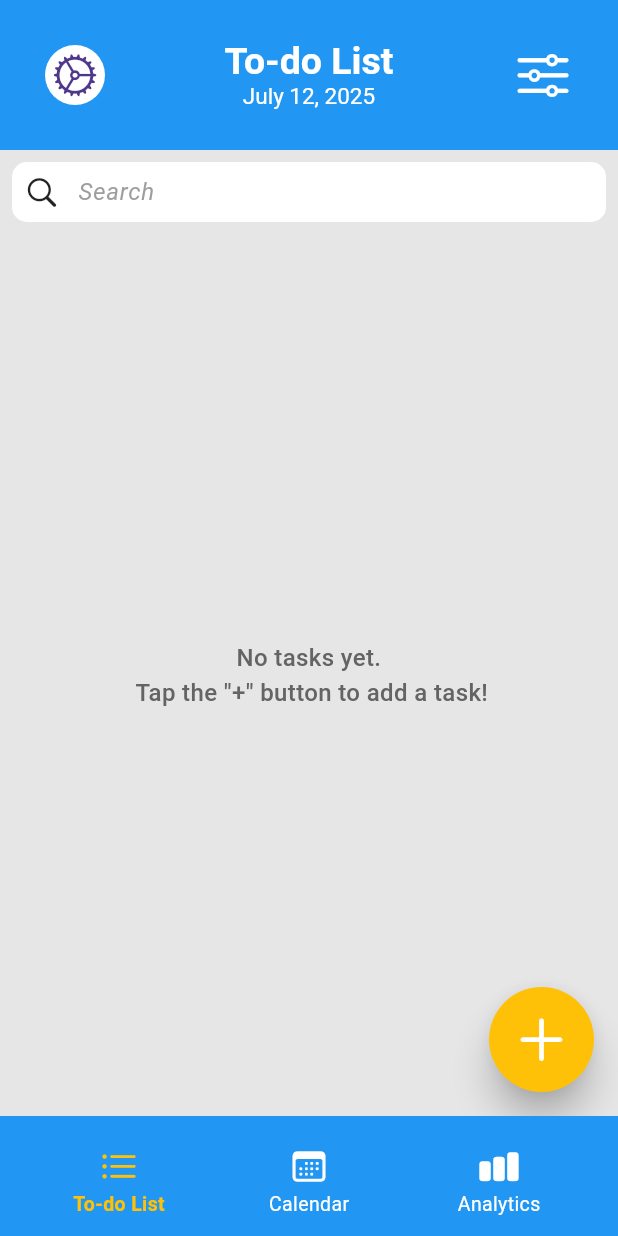
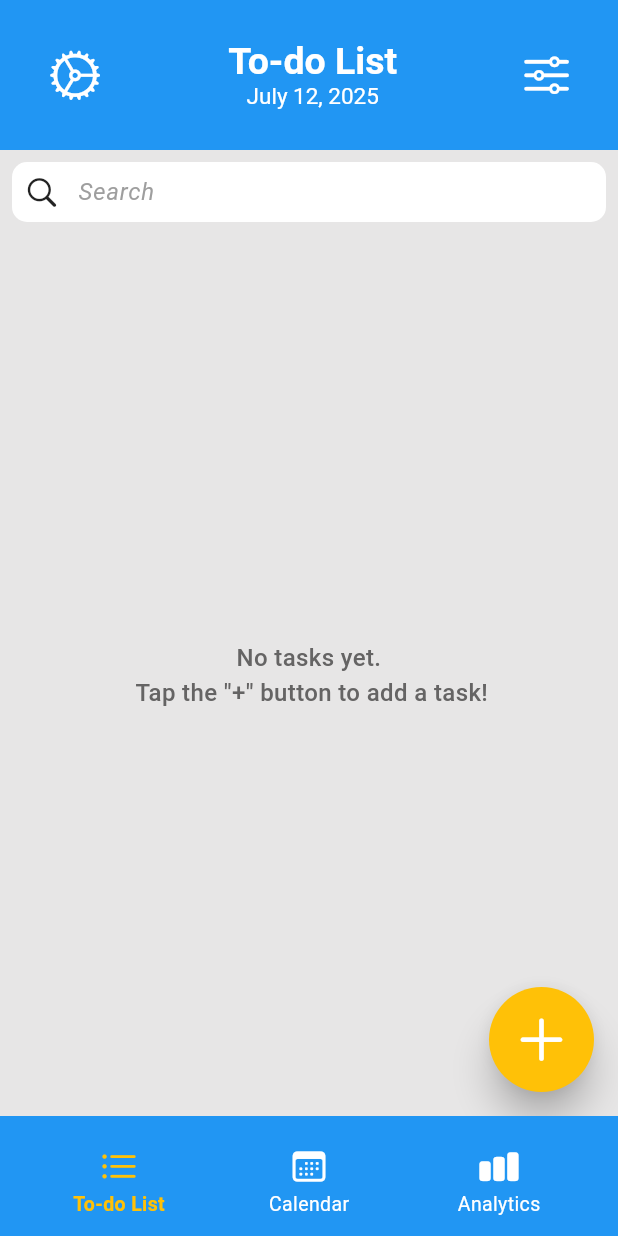
Before and after one commit to zhitao-xu/MobileApp, a Flutter app: the screen it shows after launch, on a phone screen of 412 x 824 dp. Run offline on Flutter 3.47's test engine with Material 3 defaults, Android fonts, the phone set to English and light mode, and no system bars; our stand-ins replace equatable, firebase_core, flutter_bloc, flutter_local_notifications, flutter_slidable, hydrated_bloc and 2 more; accounts and stored records are empty.

```diff
--- a/todoApp/lib/widget/custom_app_bar.dart
+++ b/todoApp/lib/widget/custom_app_bar.dart
@@ -31,7 +31,7 @@ class CustomAppBar extends StatelessWidget {
             children: [
               // Setting Icon
               CircleAvatar(
-                backgroundColor: white,
+                backgroundColor: lightBlue,
                 child: GestureDetector(
                   onTap: () {
                     if (kDebugMode) {
@@ -44,7 +44,8 @@ class CustomAppBar extends StatelessWidget {
                   },
                   child: const Icon(
                     CupertinoIcons.settings,
-                    size: 30,
+                    size: 35,
+                    color: white
                   ),
                 ),
               ),
@@ -60,7 +61,7 @@ class CustomAppBar extends StatelessWidget {
               GestureDetector(
                 child: Icon(
                   CupertinoIcons.slider_horizontal_3,
-                  size: 40,
+                  size: 35,
                   color: white,
                 ),
                 onTap: () {
--- a/todoApp/lib/widget/todo/todo_card.dart
+++ b/todoApp/lib/widget/todo/todo_card.dart
@@ -244,7 +244,7 @@ class _TodoCardState<T> extends State<TodoCard<T>> {
                   taskIndex: widget.originalIndex,
                   isSubTask: true,
                   subTaskIndex: index,
-                  showParentAfterBack: true,
+                  showParentAfterBack: false,
                 ))
               );
             },
```
Also changed, not shown: todoApp/lib/pages/task_details.dart (+1 -8 lines).
